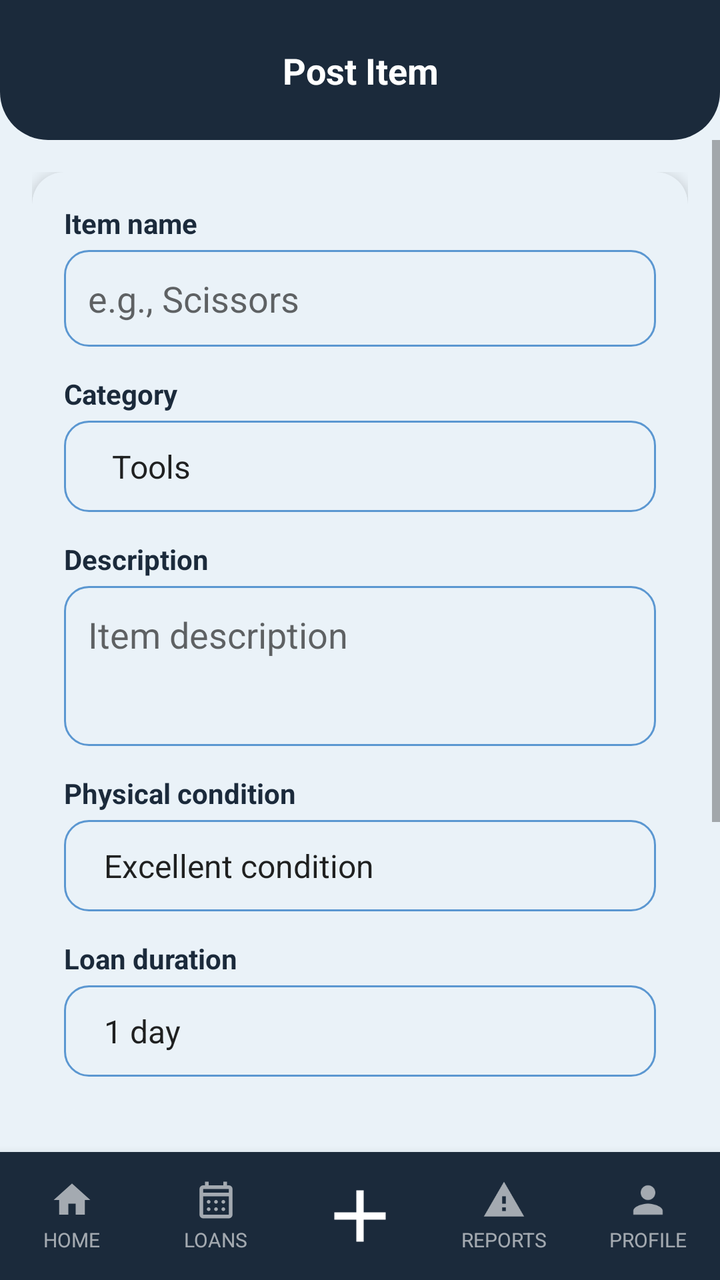
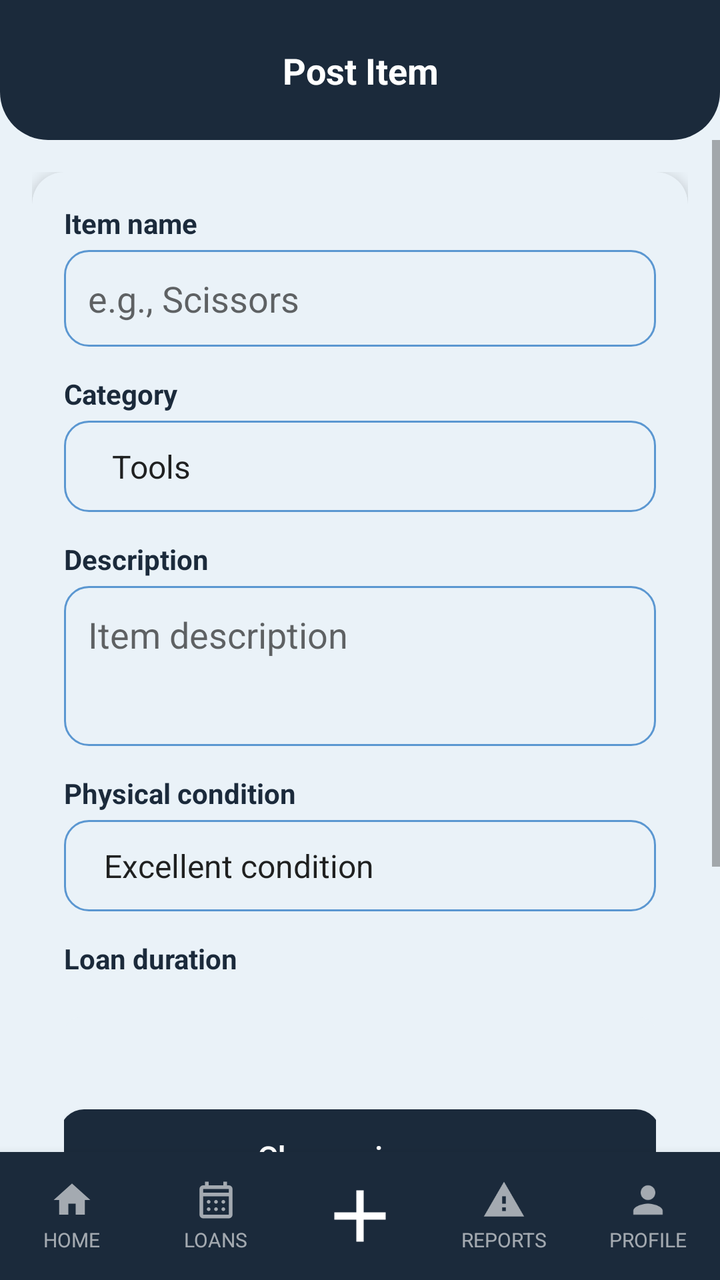

Two renders of the same Android screen: before a commit and after it. Below are the layout's source before the change and the commit's diff.
<!-- AndroidManifest.xml: application theme Theme.YipShare -->
<!-- res/layout/activity_formulario_articulo.xml -->
<?xml version="1.0" encoding="utf-8"?>
<androidx.constraintlayout.widget.ConstraintLayout
    xmlns:android="http://schemas.android.com/apk/res/android"
    xmlns:app="http://schemas.android.com/apk/res-auto"
    android:id="@+id/main"
    android:layout_width="match_parent"
    android:layout_height="match_parent"
    android:background="@color/fondo_pantalla">


    <View
        android:id="@+id/bg_header"
        android:layout_width="0dp"
        android:layout_height="0dp"
        android:background="@drawable/bg_header"
        app:layout_constraintTop_toTopOf="parent"
        app:layout_constraintStart_toStartOf="parent"
        app:layout_constraintEnd_toEndOf="parent"
        app:layout_constraintBottom_toBottomOf="@id/guideline_header" />

    <androidx.constraintlayout.widget.Guideline
        android:id="@+id/guideline_header"
        android:layout_width="wrap_content"
        android:layout_height="wrap_content"
        android:orientation="horizontal"
        app:layout_constraintGuide_begin="70dp" />

    <androidx.constraintlayout.widget.Guideline
        android:id="@+id/guideline_status"
        android:layout_width="wrap_content"
        android:layout_height="wrap_content"
        android:orientation="horizontal"
        app:layout_constraintGuide_begin="0dp" />


    <TextView
        android:id="@+id/tv_titulo_pantalla"
        android:layout_width="0dp"
        android:layout_height="wrap_content"
        android:text="@string/FA_tv_titulo_pantalla"
        android:textAlignment="center"
        android:textColor="@android:color/white"
        android:textStyle="bold"
        android:textSize="18sp"
        android:gravity="center"
        app:layout_constraintTop_toBottomOf="@id/guideline_status"
        app:layout_constraintBottom_toTopOf="@id/guideline_header"
        app:layout_constraintStart_toStartOf="parent"
        app:layout_constraintEnd_toEndOf="parent"  />


    <ScrollView
        android:layout_width="0dp"
        android:layout_height="0dp"
        app:layout_constraintTop_toBottomOf="@id/guideline_header"
        app:layout_constraintStart_toStartOf="parent"
        app:layout_constraintEnd_toEndOf="parent"
        app:layout_constraintBottom_toTopOf="@id/bottom_nav">

        <androidx.constraintlayout.widget.ConstraintLayout
            android:layout_width="match_parent"
            android:layout_height="wrap_content"
            android:padding="16dp">

            <androidx.cardview.widget.CardView
                android:id="@+id/card_formulario"
                android:layout_width="0dp"
                android:layout_height="wrap_content"
                app:cardCornerRadius="16dp"
                app:cardElevation="4dp"
                app:cardBackgroundColor="@color/color_tarjeta"
                app:layout_constraintTop_toTopOf="parent"
                app:layout_constraintStart_toStartOf="parent"
                app:layout_constraintEnd_toEndOf="parent">

                <LinearLayout
                    android:layout_width="match_parent"
                    android:layout_height="wrap_content"
                    android:orientation="vertical"
                    android:padding="16dp">

                    <TextView
                        style="@style/TextTitle"
                        android:layout_width="wrap_content"
                        android:layout_height="wrap_content"
                        android:textSize="14sp"
                        android:text="@string/FA_nombre_articulo" />

                    <EditText
                        android:id="@+id/et_nombre_articulo"
                        android:layout_width="match_parent"
                        android:layout_height="wrap_content"
                        android:layout_marginTop="4dp"
                        android:background="@drawable/bg_input"
                        android:padding="12dp"
                        android:inputType="textCapSentences"
                        android:hint="@string/et_nombre_articulo"
                        />

                    <TextView
                        style="@style/TextTitle"
                        android:layout_width="wrap_content"
                        android:layout_height="wrap_content"
                        android:layout_marginTop="14dp"
                        android:textSize="14sp"
                        android:text="@string/FA_categoria" />

                    <Spinner
                        android:id="@+id/spinner_categoria"
                        style="@style/InputBrand"
                        android:layout_width="match_parent"
                        android:layout_height="wrap_content"
                        android:layout_marginTop="4dp"
                        android:entries="@array/categorias_articulo"
                        android:spinnerMode="dropdown" />

                    <TextView
                        style="@style/TextTitle"
                        android:layout_width="wrap_content"
                        android:layout_height="wrap_content"
                        android:layout_marginTop="14dp"
                        android:textSize="14sp"
                        android:text="@string/FA_descripcion" />

                    <EditText
                        android:id="@+id/et_descripcion"
                        android:layout_width="match_parent"
                        android:layout_height="80dp"
                        android:layout_marginTop="4dp"
                        android:background="@drawable/bg_input"
                        android:padding="12dp"
                        android:gravity="top|start"
                        android:inputType="textMultiLine|textCapSentences"
                        android:hint="@string/et_descripcion" />

                    <TextView
                        style="@style/TextTitle"
                        android:layout_width="wrap_content"
                        android:layout_height="wrap_content"
                        android:layout_marginTop="14dp"
                        android:textSize="14sp"
                        android:text="@string/FA_TextTitle" />

                    <Spinner
                        android:id="@+id/sp_estado_fisico"
                        android:layout_width="match_parent"
                        android:layout_height="wrap_content"
                        android:layout_marginTop="4dp"
                        android:background="@drawable/bg_input"
                        android:padding="12dp"
                        android:entries="@array/opciones_estado_fisico"
                        android:spinnerMode="dropdown" />

                    <TextView
                        android:id="@+id/tv_tiempo_prestamo"
                        style="@style/TextTitle"
                        android:layout_width="wrap_content"
                        android:layout_height="wrap_content"
                        android:layout_marginTop="14dp"
                        android:textSize="14sp"
                        android:text="@string/tv_tiempo_prestamo" />
                    <Spinner
                        android:id="@+id/sp_tiempo_prestamo"
                        android:layout_width="match_parent"
                        android:layout_height="wrap_content"
                        android:layout_marginTop="4dp"
                        android:background="@drawable/bg_input"
                        android:padding="12dp"
                        android:entries="@array/tiempo_prestamo"
                        android:spinnerMode="dropdown" />



                    <FrameLayout
                        android:layout_width="match_parent"
                        android:layout_height="140dp"
                        android:layout_marginTop="16dp"
                        android:background="@drawable/bg_placeholder_imagen">

                        <ImageView
                            android:id="@+id/iv_preview_imagen"
                            android:layout_width="match_parent"
                            android:layout_height="match_parent"
                            android:scaleType="centerCrop"
                            android:contentDescription="@string/iv_preview_imagen"
                            android:visibility="gone" />

                        <Button
                            android:id="@+id/btn_cambiar_imagen"
                            style="@style/ButtonPrimary"
                            android:layout_width="300dp"
                            android:layout_height="wrap_content"
                            android:layout_gravity="center"
                            android:text="@string/btn_cambiar_imagen" />

                    </FrameLayout>

                    <TextView
                        android:layout_width="match_parent"
                        android:layout_height="wrap_content"
                        android:layout_marginTop="6dp"
                        android:textAlignment="center"
                        android:gravity="center"
                        android:textStyle="bold"
                        android:textSize="12sp"
                        android:text="@string/FA_formatos" />

                </LinearLayout>

            </androidx.cardview.widget.CardView>

            <Button
                android:id="@+id/btn_accion_principal"
                style="@style/ButtonPrimary"
                android:layout_width="0dp"
                android:layout_height="52dp"
                android:text="@string/btn_accion_principal"
                android:layout_marginTop="20dp"
                app:layout_constraintTop_toBottomOf="@id/card_formulario"
                app:layout_constraintStart_toStartOf="parent"
                app:layout_constraintEnd_toEndOf="parent" />

            <Button
                android:id="@+id/btn_borrar_objeto"
                style="@style/ButtonPrimary"
                android:layout_width="wrap_content"
                android:layout_height="wrap_content"
                android:text="@string/btn_borrar_objeto"
                android:layout_marginTop="12dp"
                android:layout_marginBottom="16dp"
                android:visibility="gone"
                app:layout_constraintTop_toBottomOf="@id/btn_accion_principal"
                app:layout_constraintStart_toStartOf="parent"
                app:layout_constraintEnd_toEndOf="parent"
                app:layout_constraintBottom_toBottomOf="parent" />

        </androidx.constraintlayout.widget.ConstraintLayout>

    </ScrollView>


    <LinearLayout
        android:id="@+id/bottom_nav"
        android:layout_width="0dp"
        android:layout_height="64dp"
        android:orientation="horizontal"
        android:weightSum="5"
        android:background="@color/azul_yipshare"
        android:elevation="8dp"
        app:layout_constraintBottom_toBottomOf="parent"
        app:layout_constraintStart_toStartOf="parent"
        app:layout_constraintEnd_toEndOf="parent"
        android:baselineAligned="false">

        <LinearLayout
            android:id="@+id/nav_inicio"
            android:layout_width="0dp"
            android:layout_height="match_parent"
            android:layout_weight="1"
            android:orientation="vertical"
            android:gravity="center"
            android:clickable="true"
            android:focusable="true"
            android:background="?attr/selectableItemBackgroundBorderless">

            <ImageView
                android:layout_width="22dp"
                android:layout_height="22dp"
                android:src="@drawable/ic_house_princial"
                app:tint="#99FFFFFF"
                android:contentDescription="@string/imageView_inicio" />

            <TextView
                android:layout_width="wrap_content"
                android:layout_height="wrap_content"
                android:text="@string/textView_inicio"
                android:textSize="10sp"
                android:textColor="#99FFFFFF"

                android:layout_marginTop="2dp" />
        </LinearLayout>

        <LinearLayout
            android:id="@+id/nav_prestamos"
            android:layout_width="0dp"
            android:layout_height="match_parent"
            android:layout_weight="1"
            android:orientation="vertical"
            android:gravity="center"
            android:clickable="true"
            android:focusable="true"
            android:background="?attr/selectableItemBackgroundBorderless">

            <ImageView
                android:layout_width="22dp"
                android:layout_height="22dp"
                android:src="@drawable/ic_calendar_month"
                app:tint="#99FFFFFF"
                android:contentDescription="@string/imageView_prestamos" />

            <TextView
                android:layout_width="wrap_content"
                android:layout_height="wrap_content"
                android:text="@string/textView_prestamos"
                android:textColor="#99FFFFFF"
                android:textSize="10sp"
                android:layout_marginTop="2dp" />
        </LinearLayout>

        <LinearLayout
            android:id="@+id/nav_agregar"
            android:layout_width="0dp"
            android:layout_height="match_parent"
            android:layout_weight="1"
            android:orientation="vertical"
            android:gravity="center"
            android:clickable="true"
            android:focusable="true"
            android:background="?attr/selectableItemBackgroundBorderless">

            <ImageView
                android:layout_width="44dp"
                android:layout_height="44dp"
                android:src="@drawable/ic_plus_icon"
                app:tint="@android:color/white"
                android:contentDescription="@string/imageView_agregar" />
        </LinearLayout>

        <LinearLayout
            android:id="@+id/nav_reportes"
            android:layout_width="0dp"
            android:layout_height="match_parent"
            android:layout_weight="1"
            android:orientation="vertical"
            android:gravity="center"
            android:clickable="true"
            android:focusable="true"
            android:background="?attr/selectableItemBackgroundBorderless">

            <ImageView
                android:id="@+id/imageView_reportes"
                android:layout_width="22dp"
                android:layout_height="22dp"
                android:src="@drawable/ic_warning"
                app:tint="#99FFFFFF"
                android:contentDescription="@string/imageView_reportes" />

            <TextView
                android:id="@+id/textView_reportes"
                android:layout_width="wrap_content"
                android:layout_height="wrap_content"
                android:text="@string/textView_reportes"
                android:textColor="#99FFFFFF"
                android:textSize="10sp"
                android:layout_marginTop="2dp" />
        </LinearLayout>

        <LinearLayout
            android:id="@+id/nav_perfil"
            android:layout_width="0dp"
            android:layout_height="match_parent"
            android:layout_weight="1"
            android:orientation="vertical"
            android:gravity="center"
            android:clickable="true"
            android:focusable="true"
            android:background="?attr/selectableItemBackgroundBorderless">

            <ImageView
                android:id="@+id/imageView_perfil"
                android:layout_width="22dp"
                android:layout_height="22dp"
                android:src="@drawable/ic_person"
                app:tint="#99FFFFFF"
                android:contentDescription="@string/imageView_perfil" />

            <TextView
                android:id="@+id/textView_perfil"
                android:layout_width="wrap_content"
                android:layout_height="wrap_content"
                android:text="@string/textView_perfil"
                android:textColor="#99FFFFFF"
                android:textSize="10sp"
                android:layout_marginTop="2dp" />
        </LinearLayout>

    </LinearLayout>

</androidx.constraintlayout.widget.ConstraintLayout>
<!-- resources referenced by this layout -->
<resources>
  <string-array name="categorias_articulo">
          <item>Tools</item>
          <item>Appliances</item>
          <item>Gardening</item>
          <item>Kitchen</item>
          <item>Cleaning</item>
          <item>Electronics</item>
          <item>Automotive</item>
          <item>Others</item>
      </string-array>
  <string-array name="opciones_estado_fisico">
          <item>Excellent condition</item>
          <item>Good condition</item>
          <item>Fair condition</item>
          <item>Poor condition</item>
      </string-array>
  <string-array name="tiempo_prestamo">
          <item>1 day</item>
          <item>2 days</item>
          <item>3 days</item>
          <item>1 week</item>
          <item>2 weeks</item>
          <item>1 month</item>
      </string-array>
  <color name="azul_yipshare">#1B2A3B</color>
  <color name="color_tarjeta">#EAF2F8</color>
  <color name="fondo_pantalla">#EAF2F8</color>
  <!-- drawable bg_header (drawable) -->
  <?xml version="1.0" encoding="utf-8"?>
  <shape xmlns:android="http://schemas.android.com/apk/res/android"
      android:shape="rectangle">
      <solid android:color="@color/azul_yipshare" />
      <corners
          android:bottomLeftRadius="24dp"
          android:bottomRightRadius="24dp" />
  </shape>
  <!-- drawable bg_placeholder_imagen (drawable) -->
  <?xml version="1.0" encoding="utf-8"?>
  <shape xmlns:android="http://schemas.android.com/apk/res/android"
      android:shape="rectangle">
      <solid android:color="@color/input_fondo" />
      <corners android:radius="8dp" />
  </shape>
  <!-- drawable ic_house_princial (drawable) -->
  <vector xmlns:android="http://schemas.android.com/apk/res/android"
      android:width="24dp"
      android:height="24dp"
      android:viewportWidth="24"
      android:viewportHeight="24">
      <path
          android:fillColor="@android:color/white"
          android:pathData="M10,20v-6h4v6h5v-8h3L12,3 2,12h3v8z"/>
  </vector>
  <string name="FA_TextTitle">Physical condition</string>
  <string name="FA_categoria">Category</string>
  <string name="FA_descripcion">Description</string>
  <string name="FA_formatos">Formats: PNG, JPG, JPEG</string>
  <string name="FA_nombre_articulo">Item name</string>
  <string name="FA_tv_titulo_pantalla">Post Item</string>
  <string name="btn_accion_principal">Post</string>
  <string name="btn_borrar_objeto">Delete item</string>
  <string name="btn_cambiar_imagen">Change image</string>
  <string name="et_descripcion">Item description</string>
  <string name="et_nombre_articulo">e.g., Scissors</string>
  <string name="imageView_agregar">Add</string>
  <string name="imageView_inicio">Home</string>
  <string name="imageView_perfil">Profile</string>
  <string name="imageView_prestamos">Loans</string>
  <string name="imageView_reportes">Reports</string>
  <string name="iv_preview_imagen">Image preview</string>
  <string name="textView_inicio">HOME</string>
  <string name="textView_perfil">PROFILE</string>
  <string name="textView_prestamos">LOANS</string>
  <string name="textView_reportes">REPORTS</string>
  <string name="tv_tiempo_prestamo">Loan duration</string>
  <style name="TextTitle">
          <item name="android:textColor">@color/azul_yipshare</item>
          <item name="android:textSize">18sp</item>
          <item name="android:textStyle">bold</item>
      </style>
  <style name="Theme.YipShare" parent="Theme.AppCompat.DayNight.NoActionBar">
          <item name="android:windowBackground">@color/fondo_pantalla</item>
      </style>
  <color name="input_fondo">#EAF2F8</color>
  <color name="input_stroke">#5B97D1</color>
  <!-- drawable bg_button_primary (drawable) -->
  <?xml version="1.0" encoding="utf-8"?>
  <shape xmlns:android="http://schemas.android.com/apk/res/android"
      android:shape="rectangle">
      <solid android:color="@color/azul_yipshare" />
      <corners android:radius="12dp" />
  </shape>
  <color name="texto_primario">#0D1622</color>
  <color name="texto_hint">#2E4258</color>
  <!-- unchanged entries left out for length: 7 -->
</resources>

<!-- the commit's change to res/layout/activity_formulario_articulo.xml (unified diff, before → after) -->
@@ -159,16 +159,22 @@
                         android:layout_marginTop="14dp"
                         android:textSize="14sp"
                         android:text="@string/tv_tiempo_prestamo" />
-                    <Spinner
-                        android:id="@+id/sp_tiempo_prestamo"
-                        android:layout_width="match_parent"
-                        android:layout_height="wrap_content"
-                        android:layout_marginTop="4dp"
-                        android:background="@drawable/bg_input"
-                        android:padding="12dp"
-                        android:entries="@array/tiempo_prestamo"
-                        android:spinnerMode="dropdown" />
-
+                    <GridLayout
+                        android:id="@+id/grid_tiempo_prestamo"
+                        android:layout_width="match_parent"
+                        android:layout_height="wrap_content"
+                        android:layout_marginTop="4dp"
+                        android:columnCount="2" />
+
+                    <TextView
+                        android:id="@+id/tv_error_duracion"
+                        android:layout_width="match_parent"
+                        android:layout_height="wrap_content"
+                        android:layout_marginTop="4dp"
+                        android:text="@string/error_duracion_obligatoria"
+                        android:textColor="@color/rojo_en_uso"
+                        android:textSize="12sp"
+                        android:visibility="gone" />
 
 
                     <FrameLayout
@@ -204,6 +210,16 @@
                         android:textStyle="bold"
                         android:textSize="12sp"
                         android:text="@string/FA_formatos" />
+
+                    <TextView
+                        android:id="@+id/tv_error_imagen"
+                        android:layout_width="match_parent"
+                        android:layout_height="wrap_content"
+                        android:layout_marginTop="4dp"
+                        android:gravity="center"
+                        android:textColor="@color/rojo_en_uso"
+                        android:textSize="12sp"
+                        android:visibility="gone" />
 
                 </LinearLayout>
 
<!-- resource entries referenced after the edit -->
@@ -16,17 +16,10 @@
           <item>Fair condition</item>
           <item>Poor condition</item>
       </string-array>
-  <string-array name="tiempo_prestamo">
-          <item>1 day</item>
-          <item>2 days</item>
-          <item>3 days</item>
-          <item>1 week</item>
-          <item>2 weeks</item>
-          <item>1 month</item>
-      </string-array>
   <color name="azul_yipshare">#1B2A3B</color>
   <color name="color_tarjeta">#EAF2F8</color>
   <color name="fondo_pantalla">#EAF2F8</color>
+  <color name="rojo_en_uso">#E74C3C</color>
   <!-- drawable bg_header (drawable) -->
   <?xml version="1.0" encoding="utf-8"?>
   <shape xmlns:android="http://schemas.android.com/apk/res/android"
@@ -62,6 +55,7 @@
   <string name="btn_accion_principal">Post</string>
   <string name="btn_borrar_objeto">Delete item</string>
   <string name="btn_cambiar_imagen">Change image</string>
+  <string name="error_duracion_obligatoria">Choose at least one duration</string>
   <string name="et_descripcion">Item description</string>
   <string name="et_nombre_articulo">e.g., Scissors</string>
   <string name="imageView_agregar">Add</string>
